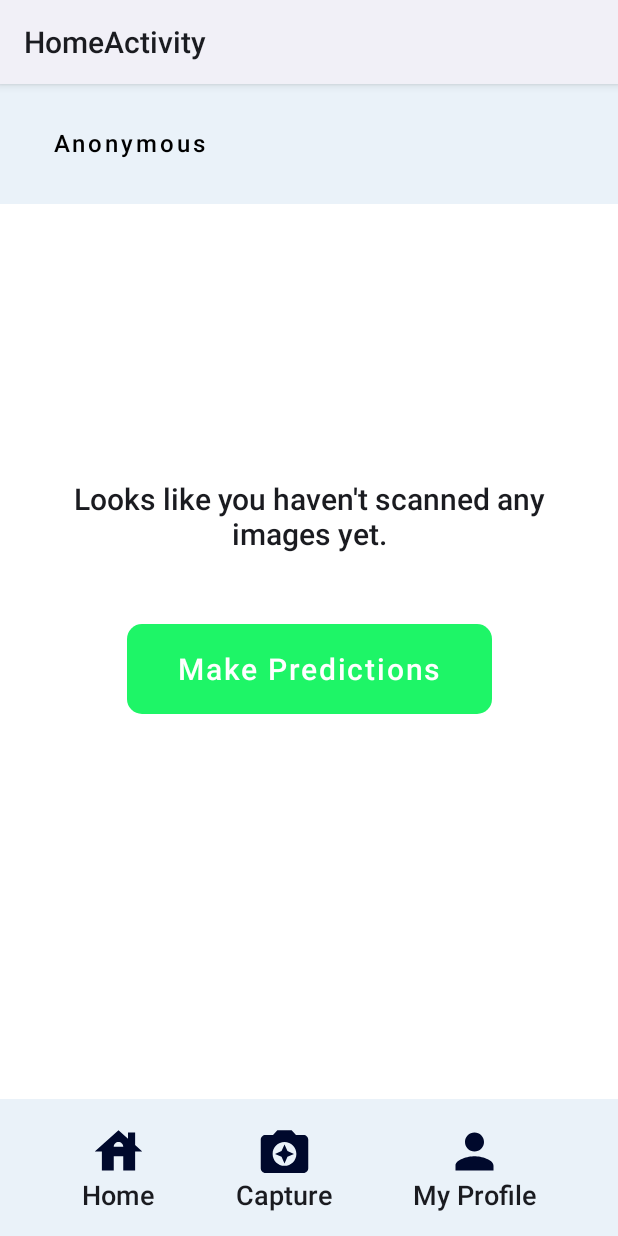
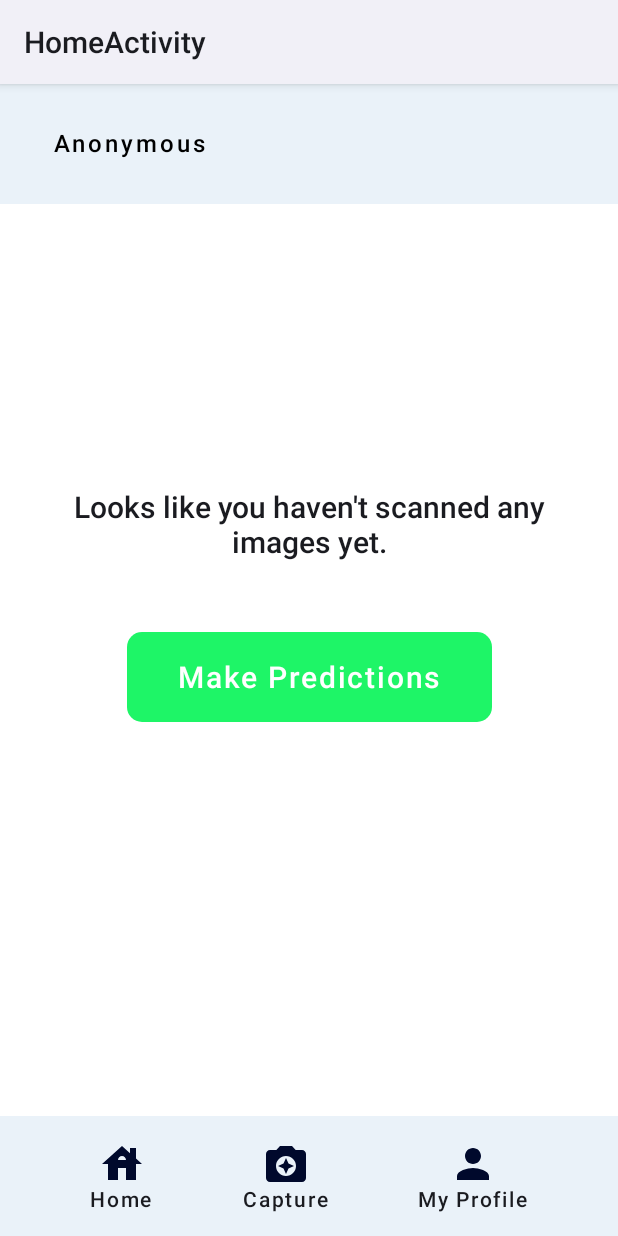
Before and after one commit to Mahato-Sunil/pdp_android_app, an Android app built with Jetpack Compose: the screen it shows after launch once a user with an empty profile is signed in (HomeActivity), on a phone screen of 412 x 824 dp. Run offline under Robolectric (Android 15) with nearby library versions, the phone set to English and light mode, and no system bars; our stand-ins replace Firebase (no records; nobody signed in at launch, a user with empty details on screens opened directly); 2 statements that could not run were skipped.

Commit message:
Home Page Updated and Analaysis Images Added

```diff
--- a/app/src/main/java/com/officialsunil/pdpapplication/viewui/HomeActivity.kt
+++ b/app/src/main/java/com/officialsunil/pdpapplication/viewui/HomeActivity.kt
@@ -228,7 +228,7 @@ fun HomeContainer() {
                     CustomDateTimeFormatter.formatDateTime(data?.timestamp.toString())
                 Text(
                     text = formattedTime, style = TextStyle(
-                        fontSize = 16.sp, fontWeight = FontWeight.W400, color = Color.Gray
+                        fontSize = 14.sp, fontWeight = FontWeight.W400, color = Color.Gray
                     )
                 )
 
@@ -237,7 +237,7 @@ fun HomeContainer() {
                 Text(
                     text = data?.predictedName.toString(), style = TextStyle(
                         color = colorResource(R.color.font_color),
-                        fontSize = 22.sp,
+                        fontSize = 16.sp,
                         fontWeight = FontWeight.W800,
                         letterSpacing = 1.1.sp,
                         textAlign = TextAlign.Start
@@ -335,11 +335,11 @@ fun HomeButtonContainer() {
                 imageVector = Icons.Default.House,
                 contentDescription = "Home Icon",
                 tint = Color(0, 9, 44, 255),
-                modifier = Modifier.size(38.dp)
+                modifier = Modifier.size(32.dp)
             )
             Text(
                 text = "Home", style = TextStyle(
-                    fontSize = 18.sp, fontWeight = FontWeight.W600
+                    fontSize = 14.sp, fontWeight = FontWeight.W500, letterSpacing = 1.2.sp
                 )
             )
         }
@@ -357,11 +357,11 @@ fun HomeButtonContainer() {
                 imageVector = Icons.Default.CameraEnhance,
                 contentDescription = "Camera Icon",
                 tint = Color(0, 9, 44, 255),
-                modifier = Modifier.size(38.dp)
+                modifier = Modifier.size(32.dp)
             )
             Text(
                 text = "Capture", style = TextStyle(
-                    fontSize = 18.sp, fontWeight = FontWeight.W600
+                    fontSize = 14.sp, fontWeight = FontWeight.W500, letterSpacing = 1.2.sp
                 )
             )
         }
@@ -378,12 +378,12 @@ fun HomeButtonContainer() {
                 imageVector = Icons.Default.Person,
                 contentDescription = "Camera Icon",
                 tint = Color(0, 9, 44, 255),
-                modifier = Modifier.size(38.dp)
+                modifier = Modifier.size(32.dp)
             )
 
             Text(
                 text = "My Profile", style = TextStyle(
-                    fontSize = 18.sp, fontWeight = FontWeight.W600
+                    fontSize = 14.sp, fontWeight = FontWeight.W500, letterSpacing = 1.2.sp
                 )
             )
         }
```
Also changed, not shown: app/src/main/java/com/officialsunil/pdpapplication/viewui/DiseaseAnalysis.kt (+7 -7 lines), app/src/main/java/com/officialsunil/pdpapplication/viewui/MainActivity.kt (+4 -3 lines), app/src/main/res/drawable/early_blight.jpg (added), app/src/main/res/drawable/healthy.jpg (added), app/src/main/res/drawable/img.png (added), app/src/main/res/drawable/late_blight.jpg (added), app/src/main/res/drawable/no_image.png (added), 3 other files.
